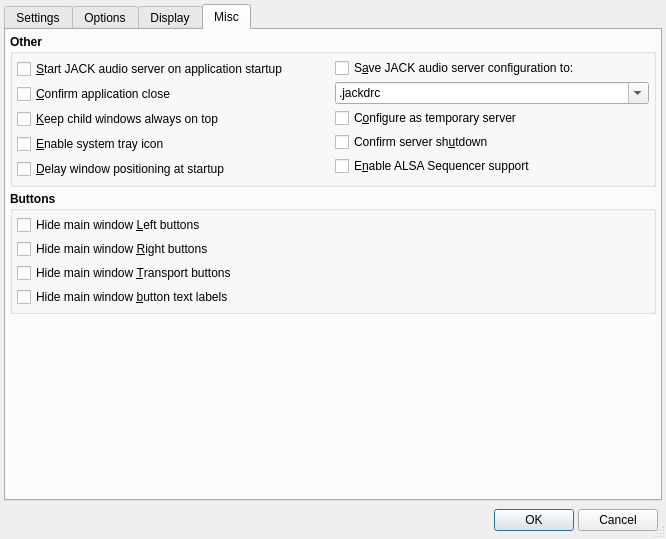
First picture: the form in src/qjackctlSetupForm.ui, repository eurogiciel-oss/qjackctl, before the edit.
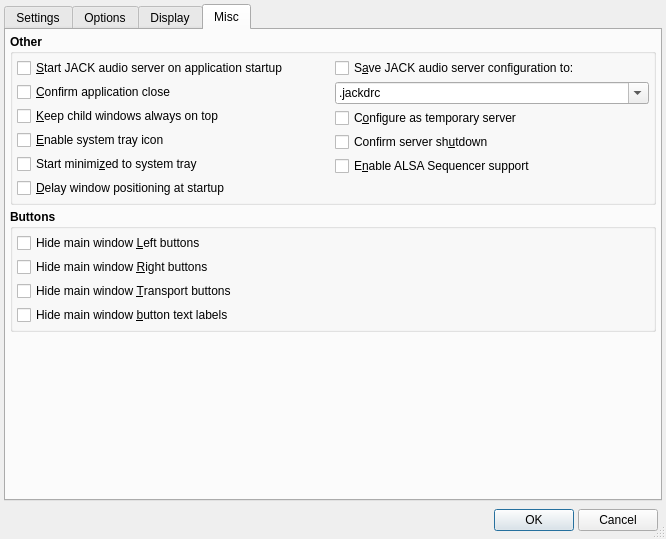
Second picture: the form after the edit. The open tabs and pages were chosen to show the change. Icons and pictures are not drawn.

Commit message: - A new option to start the program minimized when the system tray   icon is enabled, is now available from Setup/Misc/Start minimized   to system tray (as kindly suggested by Marc-Olivier Barre).

Diff of the .ui file:
```diff
--- a/src/qjackctlSetupForm.ui
+++ b/src/qjackctlSetupForm.ui
@@ -3647,6 +3647,25 @@
               </property>
              </widget>
             </item>
+            <item>
+             <widget class="QCheckBox" name="StartMinimizedCheckBox" >
+              <property name="font" >
+               <font>
+                <weight>50</weight>
+                <bold>false</bold>
+               </font>
+              </property>
+              <property name="toolTip" >
+               <string>Whether to start minimized to system tray</string>
+              </property>
+              <property name="text" >
+               <string>Start minimi&amp;zed to system tray</string>
+              </property>
+              <property name="shortcut" >
+               <string>Alt+Z</string>
+              </property>
+             </widget>
+            </item>
             <item>
              <widget class="QCheckBox" name="DelayedSetupCheckBox" >
               <property name="font" >
```
Left out of the diff: 1 changed line with no effect on the pictures. The commit also changes 8 other files.
